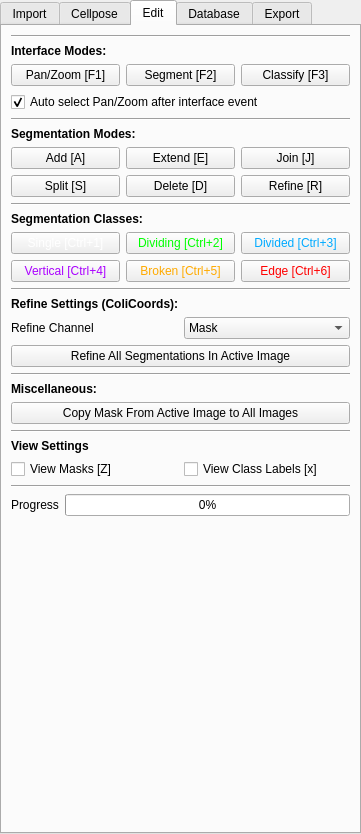
piedrro/napari-akseg, file src/napari_akseg/akseg_ui.ui: the form before one commit.
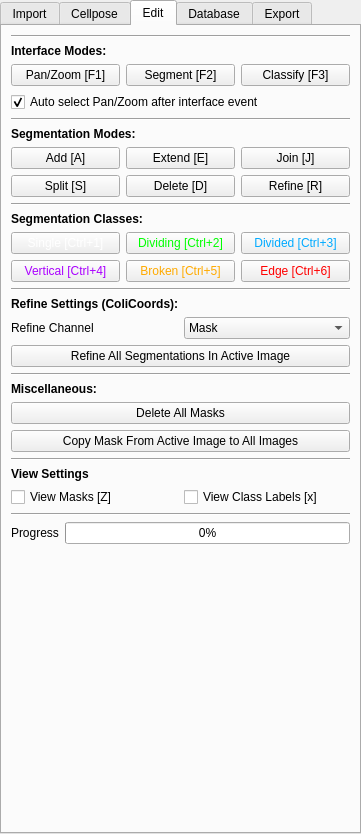
The form after the commit. The open tabs and pages were chosen to show the change.

Commit message: Added delete all masks function

What changed in the file:
```diff
--- a/src/napari_akseg/akseg_ui.ui
+++ b/src/napari_akseg/akseg_ui.ui
@@ -1114,6 +1114,13 @@
       </property>
      </widget>
     </item>
+    <item>
+     <widget class="QPushButton" name="modify_deleteallmasks">
+      <property name="text">
+       <string>Delete All Masks</string>
+      </property>
+     </widget>
+    </item>
     <item>
      <widget class="QPushButton" name="modify_copymasktoall">
       <property name="text">
```
The commit also changes 3 other files.
